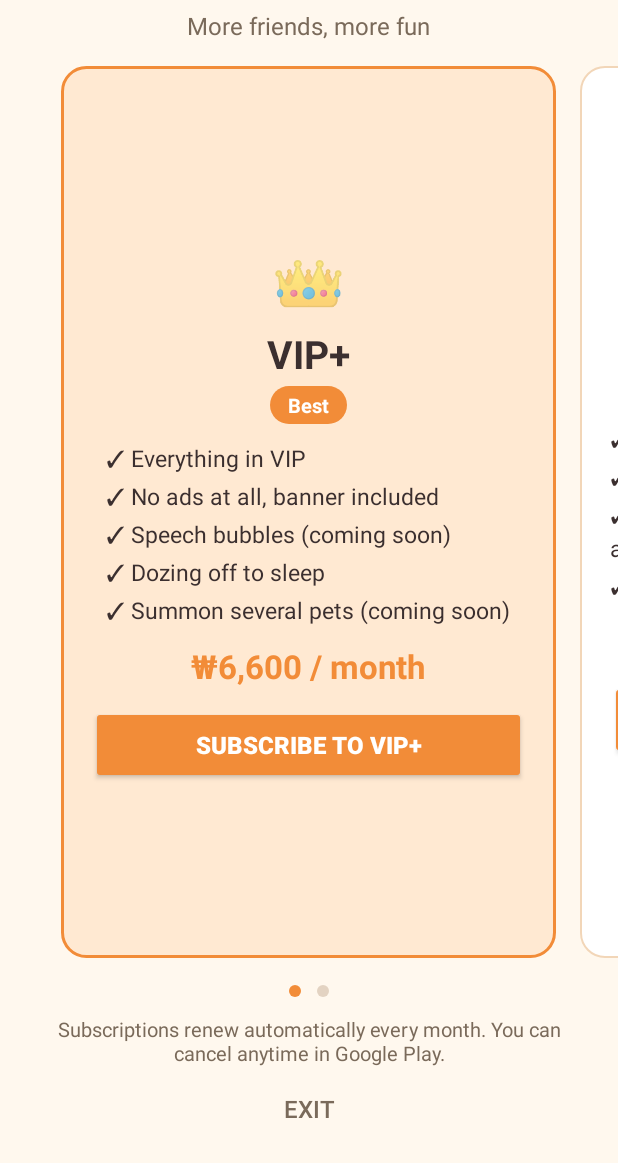
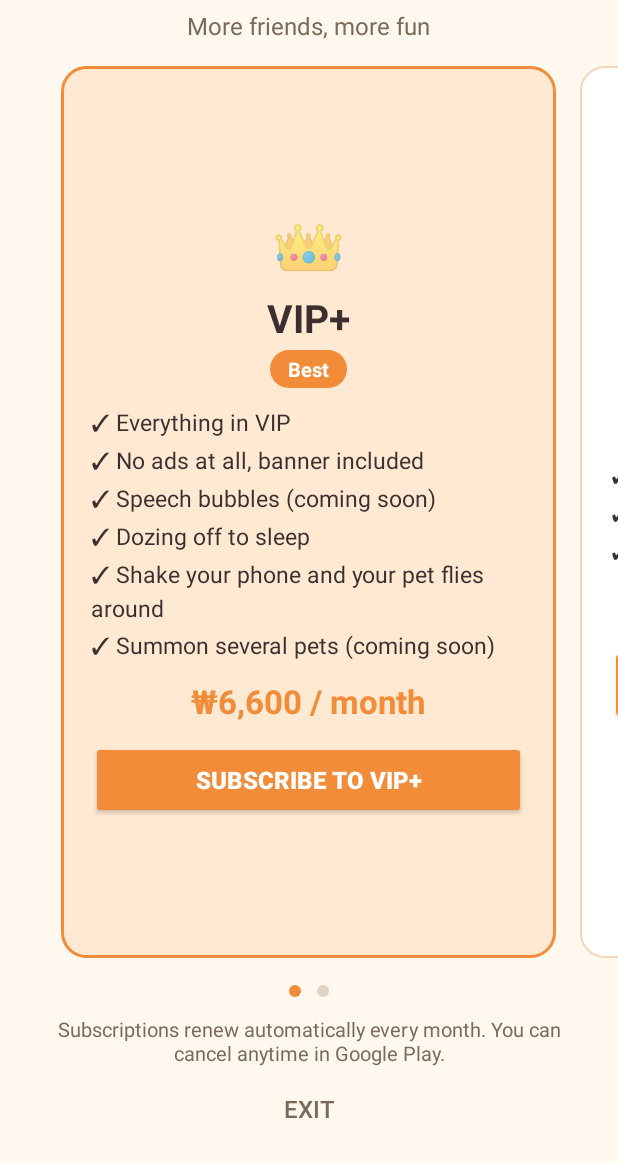
Before and after one commit to jellytoc-collab/PocketPet, an Android app: the screen it shows after launch (VipActivity), after a tap on "START", on a phone screen of 412 x 824 dp, the part 73-1236 px from its top. Run offline under Robolectric (Android 15) with nearby library versions, the phone set to English and light mode, and no system bars; our stand-ins replace AdMob; pictures from the network do not load; 8 statements that could not run were skipped.

```diff
--- a/app/src/main/java/com/pocketpet/data/Tier.kt
+++ b/app/src/main/java/com/pocketpet/data/Tier.kt
@@ -7,7 +7,7 @@ package com.pocketpet.data
 enum class Tier {
     FREE,       // 일반: 시로·쿠로만, 광고 있음
     VIP,        // 펫 전부 + 던지기, 앱 복귀 광고 없음 (배너는 있음)
-    VIP_PLUS;   // VIP 전부 + 배너 광고 없음 + 대사·잠자기·여러 마리 소환
+    VIP_PLUS;   // VIP 전부 + 배너 광고 없음 + 대사·잠자기·흔들어서 날기·여러 마리 소환
 
     /** 잠긴 펫(시로·쿠로 말고 다른 펫)을 쓸 수 있는지 */
     val allPets: Boolean get() = this != FREE
@@ -15,8 +15,8 @@ enum class Tier {
     /** 펫을 던질 수 있는지 (일반은 놓으면 그냥 떨어진다) */
     val canThrow: Boolean get() = this != FREE
 
-    /** 폰을 흔들면 펫이 날아다니는지 (던지기와 같은 VIP 기능) */
-    val canShakeFly: Boolean get() = this != FREE
+    /** 폰을 흔들면 펫이 날아다니는지 (VIP+ 전용) */
+    val canShakeFly: Boolean get() = this == VIP_PLUS
 
     /** 앱에 돌아왔을 때 광고를 보여 줄지 */
     val showAppOpenAd: Boolean get() = this == FREE
--- a/app/src/main/java/com/pocketpet/service/PetService.kt
+++ b/app/src/main/java/com/pocketpet/service/PetService.kt
@@ -32,7 +32,7 @@ class PetService : Service() {
     private lateinit var overlayManager: PetOverlayManager
     private var stopping = false
     private var screenOn = true
-    // 폰을 흔들면 펫이 날아오른다 (VIP)
+    // 폰을 흔들면 펫이 날아오른다 (VIP+)
     private val shakeDetector by lazy { ShakeDetector(this) { overlayManager.fling() } }
 
     // 설정 화면에서 값이 바뀌면 실행 중인 펫에 바로 반영한다
--- a/app/src/main/res/values/strings.xml
+++ b/app/src/main/res/values/strings.xml
@@ -74,7 +74,7 @@
     <string name="pet_maren">Maren</string>
 
     <!-- 사용법 -->
-    <string name="help_body">1. Choose a pet\nUse ◀ ▶ to pick the friend you like. Pets marked 🔒 are available from VIP. You can also see all pets at once in ≡ → Pet list.\n\n2. Summon\nThe first time, allow ‘Display over other apps’ for Pocket Pet.\n\n3. Play together\nPress and drag your pet and it follows your finger, flapping its arms. Let go and it drops to the floor. With VIP, flick it while letting go and it flies, bouncing off the edges of the screen. With VIP you can also shake your phone hard to send it flying.\n\n4. Settings\nChange the size, floor height and walking frequency in ≡ → Settings.\n\n5. Send it back\nTap ‘Send back’ in the app or on the notification.\n\nTroubleshooting\n• The pet disappeared: check that ‘Display over other apps’ is still allowed.\n• The pet stops after a while: turn off battery optimization for Pocket Pet in your phone settings.</string>
+    <string name="help_body">1. Choose a pet\nUse ◀ ▶ to pick the friend you like. Pets marked 🔒 are available from VIP. You can also see all pets at once in ≡ → Pet list.\n\n2. Summon\nThe first time, allow ‘Display over other apps’ for Pocket Pet.\n\n3. Play together\nPress and drag your pet and it follows your finger, flapping its arms. Let go and it drops to the floor. With VIP, flick it while letting go and it flies, bouncing off the edges of the screen. With VIP+ you can also shake your phone hard to send it flying.\n\n4. Settings\nChange the size, floor height and walking frequency in ≡ → Settings.\n\n5. Send it back\nTap ‘Send back’ in the app or on the notification.\n\nTroubleshooting\n• The pet disappeared: check that ‘Display over other apps’ is still allowed.\n• The pet stops after a while: turn off battery optimization for Pocket Pet in your phone settings.</string>
 
     <!-- 앱 정보 -->
     <string name="about_body">Pocket Pet\nVersion %1$s\n\nSpend your day with little friends that wander your screen.\n\nMade by jellytoc</string>
@@ -96,8 +96,8 @@
     <string name="vip_price">₩3,300 / month</string>
     <string name="vip_plus_price">₩6,600 / month</string>
     <string name="vip_recommended">Best</string>
-    <string name="vip_benefits">✓ Unlock all pets\n✓ Throwing\n✓ Shake your phone and your pet flies around\n✓ No ads when you come back to the app</string>
-    <string name="vip_plus_benefits">✓ Everything in VIP\n✓ No ads at all, banner included\n✓ Speech bubbles (coming soon)\n✓ Dozing off to sleep\n✓ Summon several pets (coming soon)</string>
+    <string name="vip_benefits">✓ Unlock all pets\n✓ Throwing\n✓ No ads when you come back to the app</string>
+    <string name="vip_plus_benefits">✓ Everything in VIP\n✓ No ads at all, banner included\n✓ Speech bubbles (coming soon)\n✓ Dozing off to sleep\n✓ Shake your phone and your pet flies around\n✓ Summon several pets (coming soon)</string>
     <string name="vip_subscribe">Subscribe to VIP</string>
     <string name="vip_plus_subscribe">Subscribe to VIP+</string>
     <string name="vip_current">Current plan</string>
```
Also changed, not shown: 1 other file.
